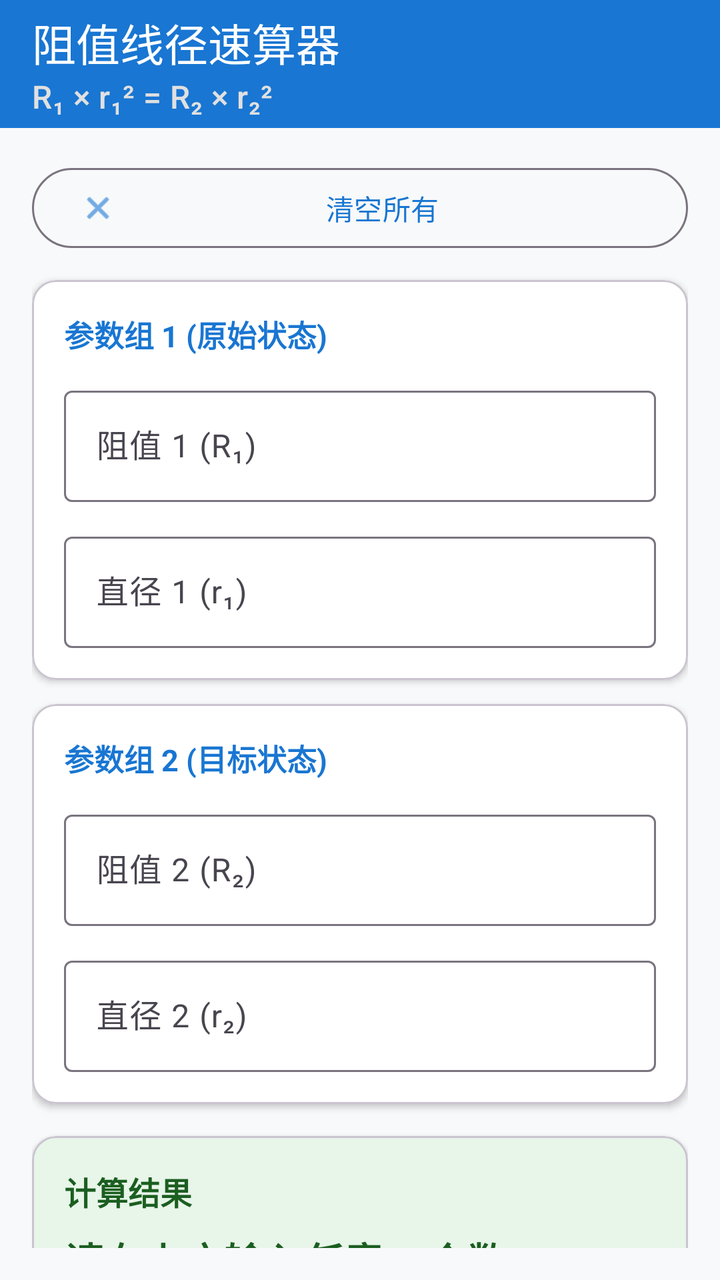
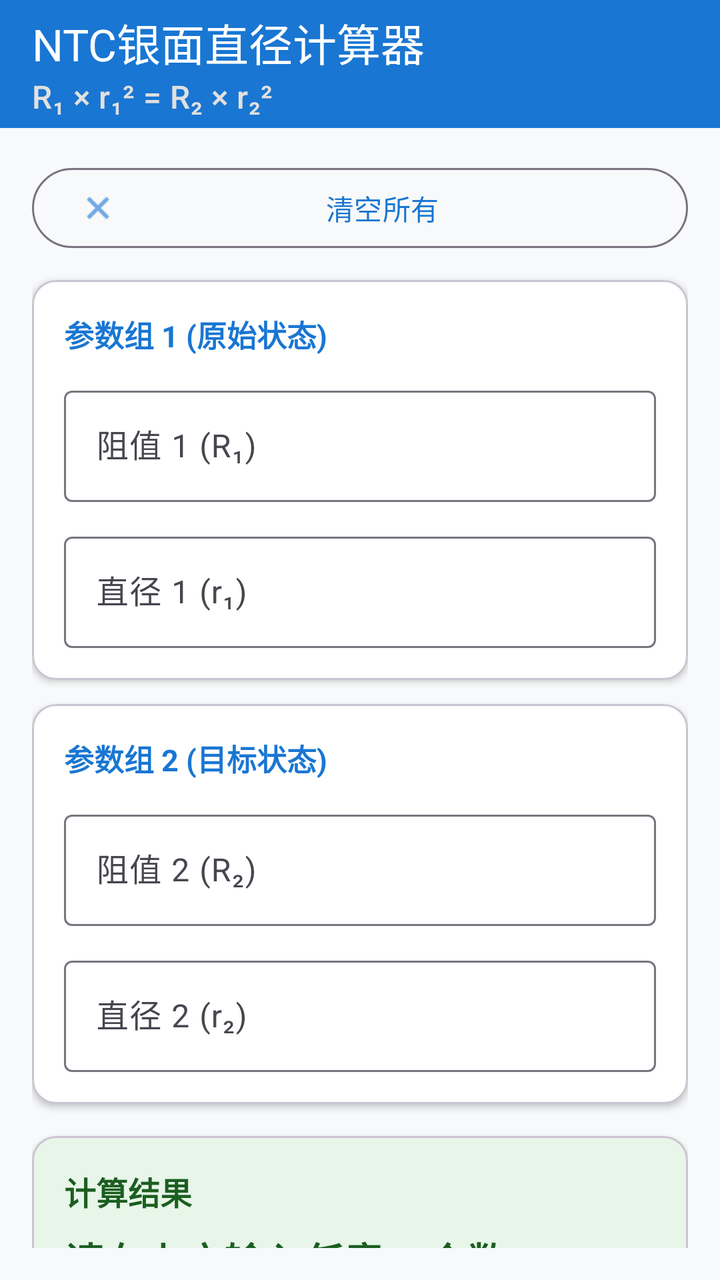

Screens rendered from an Android XML layout before and after an edit, with the pre-edit source and the edit as a unified diff.
<!-- AndroidManifest.xml: application theme Theme.WireCalc -->
<!-- res/layout/activity_main.xml -->
<?xml version="1.0" encoding="utf-8"?>
<androidx.coordinatorlayout.widget.CoordinatorLayout xmlns:android="http://schemas.android.com/apk/res/android"
    xmlns:app="http://schemas.android.com/apk/res-auto"
    xmlns:tools="http://schemas.android.com/tools"
    android:layout_width="match_parent"
    android:layout_height="match_parent"
    android:background="@color/bg_light">

    <com.google.android.material.appbar.AppBarLayout
        android:layout_width="match_parent"
        android:layout_height="wrap_content"
        android:theme="@style/ThemeOverlay.MaterialComponents.Dark.ActionBar">

        <androidx.appcompat.widget.Toolbar
            android:id="@+id/toolbar"
            android:layout_width="match_parent"
            android:layout_height="?attr/actionBarSize"
            android:background="@color/primary"
            app:title="阻值线径速算器"
            app:subtitle="R₁ × r₁² = R₂ × r₂²"
            app:titleTextColor="@android:color/white"
            app:subtitleTextColor="#E0E0E0" />
    </com.google.android.material.appbar.AppBarLayout>

    <androidx.core.widget.NestedScrollView
        android:layout_width="match_parent"
        android:layout_height="match_parent"
        android:padding="16dp"
        app:layout_behavior="@string/appbar_scrolling_view_behavior">

        <LinearLayout
            android:layout_width="match_parent"
            android:layout_height="wrap_content"
            android:orientation="vertical">

            
            <com.google.android.material.button.MaterialButton
                android:id="@+id/btnClear"
                android:layout_width="match_parent"
                android:layout_height="wrap_content"
                android:layout_marginBottom="12dp"
                android:text="清空所有"
                app:icon="@android:drawable/ic_menu_close_clear_cancel"
                style="@style/Widget.Material3.Button.OutlinedButton" />

            
            <com.google.android.material.card.MaterialCardView
                android:layout_width="match_parent"
                android:layout_height="wrap_content"
                android:layout_marginBottom="12dp"
                app:cardElevation="2dp"
                app:cardCornerRadius="12dp"
                app:cardBackgroundColor="@color/card_bg">

                <LinearLayout
                    android:layout_width="match_parent"
                    android:layout_height="wrap_content"
                    android:orientation="vertical"
                    android:padding="16dp">

                    <TextView
                        android:layout_width="wrap_content"
                        android:layout_height="wrap_content"
                        android:text="参数组 1 (原始状态)"
                        android:textStyle="bold"
                        android:textSize="15sp"
                        android:textColor="@color/primary"
                        android:layout_marginBottom="12dp" />

                    
                    <com.google.android.material.textfield.TextInputLayout
                        android:id="@+id/layoutR1"
                        android:layout_width="match_parent"
                        android:layout_height="wrap_content"
                        android:layout_marginBottom="12dp"
                        android:hint="阻值 1 (R₁)"
                        app:suffixText="Ω"
                        style="@style/Widget.Material3.TextInputLayout.OutlinedBox">

                        <com.google.android.material.textfield.TextInputEditText
                            android:id="@+id/etR1"
                            android:layout_width="match_parent"
                            android:layout_height="wrap_content"
                            android:inputType="numberDecimal"
                            android:textSize="16sp" />
                    </com.google.android.material.textfield.TextInputLayout>

                    
                    <com.google.android.material.textfield.TextInputLayout
                        android:id="@+id/layoutR1Diameter"
                        android:layout_width="match_parent"
                        android:layout_height="wrap_content"
                        android:hint="直径 1 (r₁)"
                        app:suffixText="mm"
                        style="@style/Widget.Material3.TextInputLayout.OutlinedBox">

                        <com.google.android.material.textfield.TextInputEditText
                            android:id="@+id/etR1Diameter"
                            android:layout_width="match_parent"
                            android:layout_height="wrap_content"
                            android:inputType="numberDecimal"
                            android:textSize="16sp" />
                    </com.google.android.material.textfield.TextInputLayout>
                </LinearLayout>
            </com.google.android.material.card.MaterialCardView>

            
            <com.google.android.material.card.MaterialCardView
                android:layout_width="match_parent"
                android:layout_height="wrap_content"
                android:layout_marginBottom="16dp"
                app:cardElevation="2dp"
                app:cardCornerRadius="12dp"
                app:cardBackgroundColor="@color/card_bg">

                <LinearLayout
                    android:layout_width="match_parent"
                    android:layout_height="wrap_content"
                    android:orientation="vertical"
                    android:padding="16dp">

                    <TextView
                        android:layout_width="wrap_content"
                        android:layout_height="wrap_content"
                        android:text="参数组 2 (目标状态)"
                        android:textStyle="bold"
                        android:textSize="15sp"
                        android:textColor="@color/primary"
                        android:layout_marginBottom="12dp" />

                    
                    <com.google.android.material.textfield.TextInputLayout
                        android:id="@+id/layoutR2"
                        android:layout_width="match_parent"
                        android:layout_height="wrap_content"
                        android:layout_marginBottom="12dp"
                        android:hint="阻值 2 (R₂)"
                        app:suffixText="Ω"
                        style="@style/Widget.Material3.TextInputLayout.OutlinedBox">

                        <com.google.android.material.textfield.TextInputEditText
                            android:id="@+id/etR2"
                            android:layout_width="match_parent"
                            android:layout_height="wrap_content"
                            android:inputType="numberDecimal"
                            android:textSize="16sp" />
                    </com.google.android.material.textfield.TextInputLayout>

                    
                    <com.google.android.material.textfield.TextInputLayout
                        android:id="@+id/layoutR2Diameter"
                        android:layout_width="match_parent"
                        android:layout_height="wrap_content"
                        android:hint="直径 2 (r₂)"
                        app:suffixText="mm"
                        style="@style/Widget.Material3.TextInputLayout.OutlinedBox">

                        <com.google.android.material.textfield.TextInputEditText
                            android:id="@+id/etR2Diameter"
                            android:layout_width="match_parent"
                            android:layout_height="wrap_content"
                            android:inputType="numberDecimal"
                            android:textSize="16sp" />
                    </com.google.android.material.textfield.TextInputLayout>
                </LinearLayout>
            </com.google.android.material.card.MaterialCardView>

            
            <com.google.android.material.card.MaterialCardView
                android:id="@+id/cardResult"
                android:layout_width="match_parent"
                android:layout_height="wrap_content"
                android:layout_marginBottom="16dp"
                app:cardElevation="3dp"
                app:cardCornerRadius="12dp"
                app:cardBackgroundColor="@color/result_card">

                <LinearLayout
                    android:layout_width="match_parent"
                    android:layout_height="wrap_content"
                    android:orientation="vertical"
                    android:padding="16dp">

                    <TextView
                        android:id="@+id/tvResultTitle"
                        android:layout_width="wrap_content"
                        android:layout_height="wrap_content"
                        android:text="计算结果"
                        android:textStyle="bold"
                        android:textSize="16sp"
                        android:textColor="@color/result_text" />

                    <TextView
                        android:id="@+id/tvResultValue"
                        android:layout_width="wrap_content"
                        android:layout_height="wrap_content"
                        android:layout_marginTop="8dp"
                        android:layout_marginBottom="8dp"
                        android:text="请在上方输入任意 3 个数"
                        android:textSize="20sp"
                        android:textStyle="bold"
                        android:textColor="@color/result_text" />

                    <TextView
                        android:id="@+id/tvResultFormula"
                        android:layout_width="match_parent"
                        android:layout_height="wrap_content"
                        android:text="留空要计算的项，系统将自动算出"
                        android:textSize="13sp"
                        android:lineSpacingExtra="3dp"
                        android:textColor="#388E3C" />

                    <com.google.android.material.button.MaterialButton
                        android:id="@+id/btnCopyResult"
                        android:layout_width="wrap_content"
                        android:layout_height="wrap_content"
                        android:layout_marginTop="10dp"
                        android:visibility="gone"
                        android:text="复制计算结果"
                        app:icon="@android:drawable/ic_menu_agenda"
                        style="@style/Widget.Material3.Button.TonalButton" />
                </LinearLayout>
            </com.google.android.material.card.MaterialCardView>

            
            <com.google.android.material.card.MaterialCardView
                android:layout_width="match_parent"
                android:layout_height="wrap_content"
                android:layout_marginBottom="24dp"
                app:cardElevation="1dp"
                app:cardCornerRadius="12dp"
                app:cardBackgroundColor="@color/card_bg">

                <LinearLayout
                    android:layout_width="match_parent"
                    android:layout_height="wrap_content"
                    android:orientation="vertical"
                    android:padding="16dp">

                    <TextView
                        android:layout_width="wrap_content"
                        android:layout_height="wrap_content"
                        android:text="📐 物理公式与换算原理"
                        android:textStyle="bold"
                        android:textSize="14sp"
                        android:textColor="@color/text_main" />

                    <TextView
                        android:layout_width="match_parent"
                        android:layout_height="wrap_content"
                        android:layout_marginTop="8dp"
                        android:lineSpacingExtra="4dp"
                        android:textSize="12sp"
                        android:textColor="@color/text_sub"
                        android:text="• 原理：导线电阻 R = ρ·L/S，由于截面积 S ∝ r²，在材质与长度不变时，电阻值与直径的平方成反比。\n• 关系等式：R₁ × r₁² = R₂ × r₂²\n• 求 r₂ (原图红圈)：r₂ = √(R₁ × r₁² / R₂)\n• 求 R₂：R₂ = (R₁ × r₁²) / r₂²\n• 求 r₁：r₁ = √(R₂ × r₂² / R₁)\n• 求 R₁：R₁ = (R₂ × r₂²) / r₁²" />
                </LinearLayout>
            </com.google.android.material.card.MaterialCardView>

        </LinearLayout>
    </androidx.core.widget.NestedScrollView>

</androidx.coordinatorlayout.widget.CoordinatorLayout>
<!-- resources referenced by this layout -->
<resources>
  <color name="bg_light">#F8F9FA</color>
  <color name="card_bg">#FFFFFF</color>
  <color name="primary">#1976D2</color>
  <color name="result_card">#E8F5E9</color>
  <color name="result_text">#1B5E20</color>
  <color name="text_main">#212121</color>
  <color name="text_sub">#666666</color>
  <style name="Theme.WireCalc" parent="Theme.Material3.DayNight.NoActionBar">
          <item name="colorPrimary">@color/primary</item>
          <item name="android:statusBarColor">@color/primary</item>
          <item name="android:windowLightStatusBar">false</item>
      </style>
</resources>

<!-- the commit's change to res/layout/activity_main.xml (unified diff, before → after) -->
@@ -16,7 +16,7 @@
             android:layout_width="match_parent"
             android:layout_height="?attr/actionBarSize"
             android:background="@color/primary"
-            app:title="阻值线径速算器"
+            app:title="NTC银面直径计算器"
             app:subtitle="R₁ × r₁² = R₂ × r₂²"
             app:titleTextColor="@android:color/white"
             app:subtitleTextColor="#E0E0E0" />
@@ -240,7 +240,7 @@
                     <TextView
                         android:layout_width="wrap_content"
                         android:layout_height="wrap_content"
-                        android:text="📐 物理公式与换算原理"
+                        android:text="📐 NTC 银面直径与阻值计算原理"
                         android:textStyle="bold"
                         android:textSize="14sp"
                         android:textColor="@color/text_main" />
@@ -252,7 +252,7 @@
                         android:lineSpacingExtra="4dp"
                         android:textSize="12sp"
                         android:textColor="@color/text_sub"
-                        android:text="• 原理：导线电阻 R = ρ·L/S，由于截面积 S ∝ r²，在材质与长度不变时，电阻值与直径的平方成反比。\n• 关系等式：R₁ × r₁² = R₂ × r₂²\n• 求 r₂ (原图红圈)：r₂ = √(R₁ × r₁² / R₂)\n• 求 R₂：R₂ = (R₁ × r₁²) / r₂²\n• 求 r₁：r₁ = √(R₂ × r₂² / R₁)\n• 求 R₁：R₁ = (R₂ × r₂²) / r₁²" />
+                        android:text="• 原理：NTC 圆片银电极面积 S ∝ r²，在材质与厚度不变时，电阻值与银面直径的平方成反比。\n• 关系等式：R₁ × r₁² = R₂ × r₂²\n• 求 r₂ (直径2)：r₂ = √(R₁ × r₁² / R₂)\n• 求 R₂ (阻值2)：R₂ = (R₁ × r₁²) / r₂²\n• 求 r₁ (直径1)：r₁ = √(R₂ × r₂² / R₁)\n• 求 R₁ (阻值1)：R₁ = (R₂ × r₂²) / r₁²" />
                 </LinearLayout>
             </com.google.android.material.card.MaterialCardView>
 
